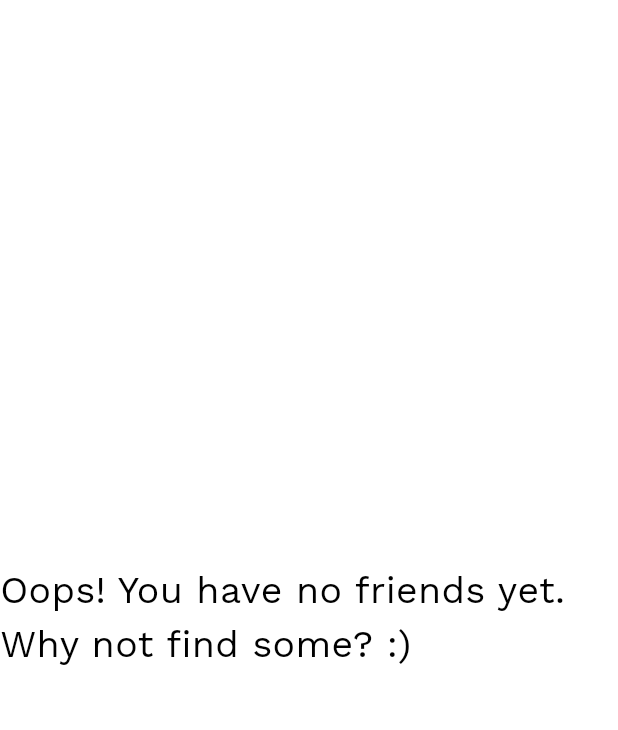
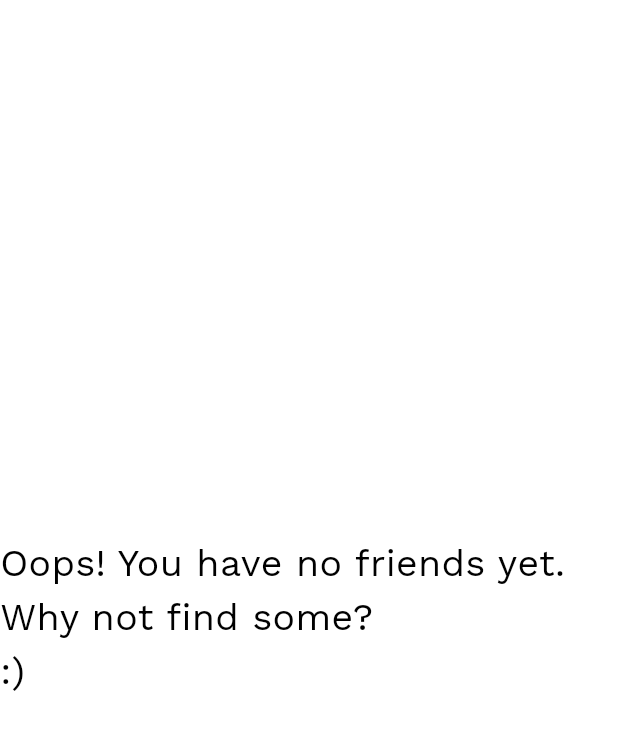
Before and after one commit to Harvar3105/finalThesis, a Flutter app: the FriendsListView widget shown alone on an empty page, opened directly, on a phone screen of 412 x 824 dp. Shown: the top 730 px of the screen. Run offline on Flutter 3.47's test engine with Material 3 defaults, Android fonts, the phone set to English and light mode, and no system bars; our stand-ins replace bubble, cloud_firestore, firebase_auth, firebase_core, firebase_messaging, flutter_riverpod and 6 more; accounts and stored records are empty; generated files the repository leaves out were written again.

Commit message:
Some code restructure. Added friends and users lists

```diff
--- a/lib/app/storage/user/combined_user_friends.dart
+++ b/lib/app/storage/user/combined/combined_user_friends.dart
@@ -1,10 +1,10 @@
-import 'package:final_thesis_app/app/storage/user/user_payload_provider.dart';
-import 'package:final_thesis_app/app/storage/user/users_friends.dart';
+import 'package:final_thesis_app/app/storage/user/user_payload.dart';
+import 'package:final_thesis_app/app/storage/user/users_by_ids.dart';
 import 'package:flutter_riverpod/flutter_riverpod.dart';
 import 'package:riverpod_annotation/riverpod_annotation.dart';
 
-import '../../models/domain/user.dart';
-import '../../services/authentication/providers/user_id.dart';
+import '../../../models/domain/user.dart';
+import '../../../services/authentication/providers/user_id.dart';
 
 part 'combined_user_friends.g.dart';
 
@@ -22,7 +22,7 @@ Future<(User?, List<User>)> combinedUserWithFriends(Ref ref) async {
     return (user, [].cast<User>());
   }
 
-  final friends = await ref.watch(usersFriendsProvider(user.friends).future);
+  final friends = await ref.watch(usersByIdsProvider(user.friends).future);
 
   return (user, friends);
 }
--- a/lib/app/storage/user/user_payload_provider.dart
+++ b/lib/app/storage/user/user_payload.dart
@@ -8,11 +8,10 @@ import 'package:riverpod_annotation/riverpod_annotation.dart';
 import '../../models/domain/user.dart';
 import '../../typedefs/entity.dart';
 
-part 'user_payload_provider.g.dart';
+part 'user_payload.g.dart';
 
 @riverpod
 Stream<UserPayload> userPayload(Ref ref, Id id) {
-  log('userPayloadProvider: Called with userId = $id');
   return FirebaseFirestore.instance
       .collection(FirebaseCollectionNames.users)
       .where(FirebaseFields.id, isEqualTo: id)
--- a/lib/app/storage/user/users_friends.dart
+++ b/lib/app/storage/user/users_by_ids.dart
@@ -8,10 +8,10 @@ import 'package:riverpod_annotation/riverpod_annotation.dart';
 import '../../../configurations/firebase/firebase_access_fields.dart';
 import '../../models/domain/user.dart';
 
-part 'users_friends.g.dart';
+part 'users_by_ids.g.dart';
 
 @riverpod
-Future<List<User>> usersFriends(Ref ref, Set<String> usersIds) async {
+Future<List<User>> usersByIds(Ref ref, Set<String> usersIds) async {
   log('usersFriendsProvider: Called with usersIds = $usersIds');
   if (usersIds.isEmpty) {
     log('usersFriendsProvider: no friends, return empty list');
--- a/lib/router.dart
+++ b/lib/router.dart
@@ -1,6 +1,7 @@
 import 'package:final_thesis_app/views/calendar/calendar_view.dart';
 import 'package:final_thesis_app/views/main_view.dart';
-import 'package:final_thesis_app/views/user/friends_list_view.dart';
+import 'package:final_thesis_app/views/user/firends/friends_list_view.dart';
+import 'package:final_thesis_app/views/user/friends_view.dart';
 import 'package:final_thesis_app/views/user/self/login_view.dart';
 import 'package:final_thesis_app/views/user/self/register_view.dart';
 import 'package:flutter/cupertino.dart';
@@ -49,7 +50,7 @@ final routerProvider = Provider<GoRouter>((ref) {
           GoRoute(
             name: Strings.friends,
             path: '/friends',
-            builder: (context, state) => const FriendsListView(),
+            builder: (context, state) => const FriendsView(),
           )
         ],
       ),
--- /dev/null
+++ b/lib/views/user/firends/friends_list_view.dart
@@ -0,0 +1,49 @@
+
+import 'dart:developer';
+
+import 'package:final_thesis_app/app/storage/user/combined/combined_user_friends.dart';
+import 'package:flutter/material.dart';
+import 'package:flutter_riverpod/flutter_riverpod.dart';
+
+class FriendsListView extends ConsumerWidget {
+  const FriendsListView({super.key,});
+
+  @override
+  Widget build(BuildContext context, WidgetRef ref) {
+    final combinedAsync = ref.watch(combinedUserWithFriendsProvider);
+
+    return combinedAsync.when(
+      data: (data) {
+        final user = data.$1;
+        final friends = data.$2;
+        log('FriendsListView: Got user $user and friends $friends');
+
+        if (friends.isEmpty) {
+          return const Center(
+            child: Text('Oops! You have no friends yet. Why not find some?\n:)'),
+          );
+        }
+
+        return SingleChildScrollView(
+          child: ListView.builder(
+            itemCount: friends.length,
+            itemBuilder: (BuildContext context, int index) {
+              final friend = friends[index];
+              return ListTile(
+                title: Text(friend.firstName),
+                subtitle: Text(friend.email),
+                leading: CircleAvatar(
+                  child: Text(friend.lastName.isNotEmpty
+                      ? friend.lastName[0]
+                      : '?'),
+                ),
+              );
+            },
+          ),
+        );
+      },
+      loading: () => const Center(child: CircularProgressIndicator()),
+      error: (error, stackTrace) => Center(child: Text('Error: $error')),
+    );
+  }
+}
--- a/lib/views/user/friends_list_view.dart
+++ /dev/null
@@ -1,52 +0,0 @@
-
-import 'dart:developer';
-
-import 'package:final_thesis_app/app/storage/user/combined_user_friends.dart';
-import 'package:flutter/material.dart';
-import 'package:flutter_riverpod/flutter_riverpod.dart';
-
-class FriendsListView extends ConsumerStatefulWidget {
-  const FriendsListView({super.key,});
-
-  @override
-  ConsumerState<ConsumerStatefulWidget> createState() => _FriendsListViewState();
-}
-
-class _FriendsListViewState extends ConsumerState<FriendsListView> {
-  @override
-  Widget build(BuildContext context) {
-    final combinedAsync = ref.watch(combinedUserWithFriendsProvider);
-
-    return combinedAsync.when(
-      data: (data) {
-        final user = data.$1;
-        final friends = data.$2;
-        log('FriendsListView: Got user $user and friends $friends');
-
-        if (friends.isEmpty) {
-          return const Center(
-            child: Text('Oops! You have no friends yet. Why not find some? :)'),
-          );
-        }
-
-        return ListView.builder(
-          itemCount: friends.length,
-          itemBuilder: (BuildContext context, int index) {
-            final friend = friends[index];
-            return ListTile(
-              title: Text(friend.firstName),
-              subtitle: Text(friend.email),
-              leading: CircleAvatar(
-                child: Text(friend.lastName.isNotEmpty
-                    ? friend.lastName[0]
-                    : '?'),
-              ),
-            );
-          },
-        );
-      },
-      loading: () => const Center(child: CircularProgressIndicator()),
-      error: (error, stackTrace) => Center(child: Text('Error: $error')),
-    );
-  }
-}
--- a/lib/views/widgets/navigation/custom_app_bar.dart
+++ b/lib/views/widgets/navigation/custom_app_bar.dart
@@ -7,7 +7,7 @@ import 'package:go_router/go_router.dart';
 
 import '../../../app/models/domain/user.dart';
 import '../../../app/services/authentication/providers/user_id.dart';
-import '../../../app/storage/user/user_payload_provider.dart';
+import '../../../app/storage/user/user_payload.dart';
 import '../../../app/theme/theme.dart';
 import '../dialogs/logout_dialog.dart';
 
```
Also changed, not shown: lib/app/storage/user/combined/combined_user.dart (added, +32 -0 lines), lib/app/storage/user/combined/combined_user_users.dart (added, +34 -0 lines), lib/app/storage/user/users_payloads.dart (added, +16 -0 lines), lib/views/user/firends/friendship_requests_view.dart (added, +11 -0 lines), lib/views/user/firends/users_list_view.dart (added, +47 -0 lines), lib/views/user/friends_view.dart (added, +68 -0 lines), lib/views/user/users_list_view.dart (deleted, +0 -22 lines).
